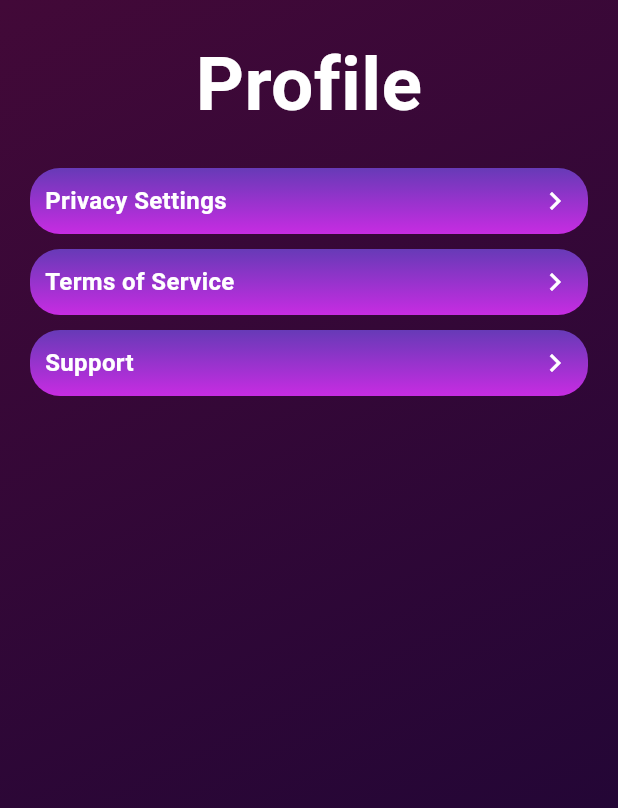
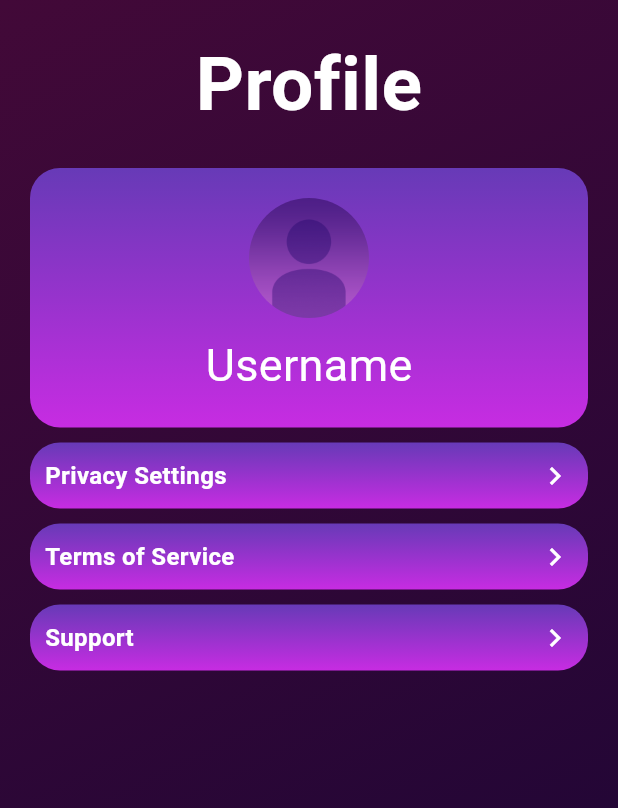
Before and after one commit to AdriaPm/WeatherTune_App, a Flutter app: the SettingsPage screen opened by its route, after a tap on "Profile", on a phone screen of 412 x 824 dp. Shown: the top 808 px of the screen. Run offline on Flutter 3.47's test engine with Material 3 defaults, Android fonts, the phone set to English and light mode, and no system bars; our stand-ins replace bloc, dots_indicator, equatable, firebase_auth, firebase_core, flutter_bloc and 3 more; accounts and stored records are empty.

Commit message:
Small additions to profile page, optimized some widgets

```diff
--- a/weather_tune/lib/components/login_page/dropdown_button.dart
+++ b/weather_tune/lib/components/login_page/dropdown_button.dart
@@ -1,4 +1,5 @@
 import 'package:flutter/material.dart';
+import 'package:weather_tune/components/login_page/menu_container.dart';
 
 class DropDownButton extends StatefulWidget {
   final dynamic child;
@@ -25,17 +26,8 @@ class _DropDownButtonState extends State<DropDownButton> {
           selected = !selected;
         });
       },
-      child: Container(
-          padding: const EdgeInsets.all(10),
-          width: widget.widgetWidth,
-          decoration: BoxDecoration(
-            borderRadius: BorderRadius.circular(20),
-            gradient: const LinearGradient(
-              begin: Alignment.topCenter,
-              end: Alignment.bottomCenter,
-              colors: [Colors.deepPurple, Color.fromARGB(255, 199, 44, 226)],
-            ),
-          ),
+      child: MenuContainer(
+          widgetWidth: widget.widgetWidth,
           child: Column(
             children: [
               Row(
--- /dev/null
+++ b/weather_tune/lib/components/login_page/menu_container.dart
@@ -0,0 +1,26 @@
+import 'package:flutter/material.dart';
+
+class MenuContainer extends StatelessWidget {
+  final dynamic child;
+  final double widgetWidth;
+  const MenuContainer(
+      {super.key, required this.child, required this.widgetWidth});
+
+  @override
+  Widget build(BuildContext context) {
+    return GestureDetector(
+      child: Container(
+          padding: const EdgeInsets.all(10),
+          width: widgetWidth,
+          decoration: BoxDecoration(
+            borderRadius: BorderRadius.circular(20),
+            gradient: const LinearGradient(
+              begin: Alignment.topCenter,
+              end: Alignment.bottomCenter,
+              colors: [Colors.deepPurple, Color.fromARGB(255, 199, 44, 226)],
+            ),
+          ),
+          child: child),
+    );
+  }
+}
--- a/weather_tune/lib/pages/profile_page.dart
+++ b/weather_tune/lib/pages/profile_page.dart
@@ -1,9 +1,11 @@
 import 'package:flutter/material.dart';
 import 'package:weather_tune/components/login_page/dropdown_button.dart';
+import 'package:weather_tune/components/login_page/profile_picture.dart';
+import 'package:weather_tune/components/login_page/menu_container.dart';
 
 class ProfilePage extends StatelessWidget {
+  final double margins = 10;
   const ProfilePage({super.key});
-  final double margins = 10;
 
   @override
   Widget build(BuildContext context) {
@@ -29,6 +31,19 @@ class ProfilePage extends StatelessWidget {
                       fontSize: 50,
                       fontWeight: FontWeight.bold)),
               SizedBox(height: margins * 2),
+              MenuContainer(
+                  widgetWidth: MediaQuery.sizeOf(context).width - 40,
+                  child: Column(
+                    mainAxisAlignment: MainAxisAlignment.center,
+                    children: [
+                      SizedBox(height: margins),
+                      ChangeProfilePicture(picture: ProfilePicture(size: 80)),
+                      SizedBox(height: margins),
+                      Username(),
+                      SizedBox(height: margins),
+                    ],
+                  )),
+              SizedBox(height: margins),
               DropDownButton(
                 widgetWidth: MediaQuery.sizeOf(context).width - 40,
                 title: "Privacy Settings",
@@ -72,3 +87,26 @@ class ProfilePage extends StatelessWidget {
     );
   }
 }
+
+class Username extends StatefulWidget {
+  Username({super.key});
+  String? username;
+
+  @override
+  State<Username> createState() => _UsernameState();
+}
+
+class _UsernameState extends State<Username> {
+  @override
+  Widget build(BuildContext context) {
+    return Center(
+      child: GestureDetector(
+        onTap: () {
+          Navigator.of(context).pushNamed("/profile");
+        },
+        child: Text(widget.username ?? "Username",
+            style: const TextStyle(fontSize: 30, color: Colors.white)),
+      ),
+    );
+  }
+}
--- a/weather_tune/lib/pages/settings_page.dart
+++ b/weather_tune/lib/pages/settings_page.dart
@@ -2,6 +2,7 @@ import 'package:flutter/material.dart';
 import 'package:weather_tune/components/login_page/dropdown_button.dart';
 import 'package:weather_tune/components/login_page/on_off_slider.dart';
 import 'package:weather_tune/components/login_page/profile_picture.dart';
+import 'package:weather_tune/components/login_page/menu_container.dart';
 
 class SettingsPage extends StatelessWidget {
   const SettingsPage({super.key});
@@ -244,20 +245,10 @@ class _ProfileButtonState extends State<ProfileButton> {
   Widget build(BuildContext context) {
     return GestureDetector(
       onTap: () {
-        //Ir a la pagina de perfil
         Navigator.of(context).pushNamed("/profile");
       },
-      child: Container(
-        padding: const EdgeInsets.all(10),
-        width: widget.widgetWidth,
-        decoration: BoxDecoration(
-          borderRadius: BorderRadius.circular(20),
-          gradient: const LinearGradient(
-            begin: Alignment.topCenter,
-            end: Alignment.bottomCenter,
-            colors: [Colors.deepPurple, Color.fromARGB(255, 199, 44, 226)],
-          ),
-        ),
+      child: MenuContainer(
+        widgetWidth: widget.widgetWidth,
         child: Row(
           mainAxisAlignment: MainAxisAlignment.spaceBetween,
           children: [
```
